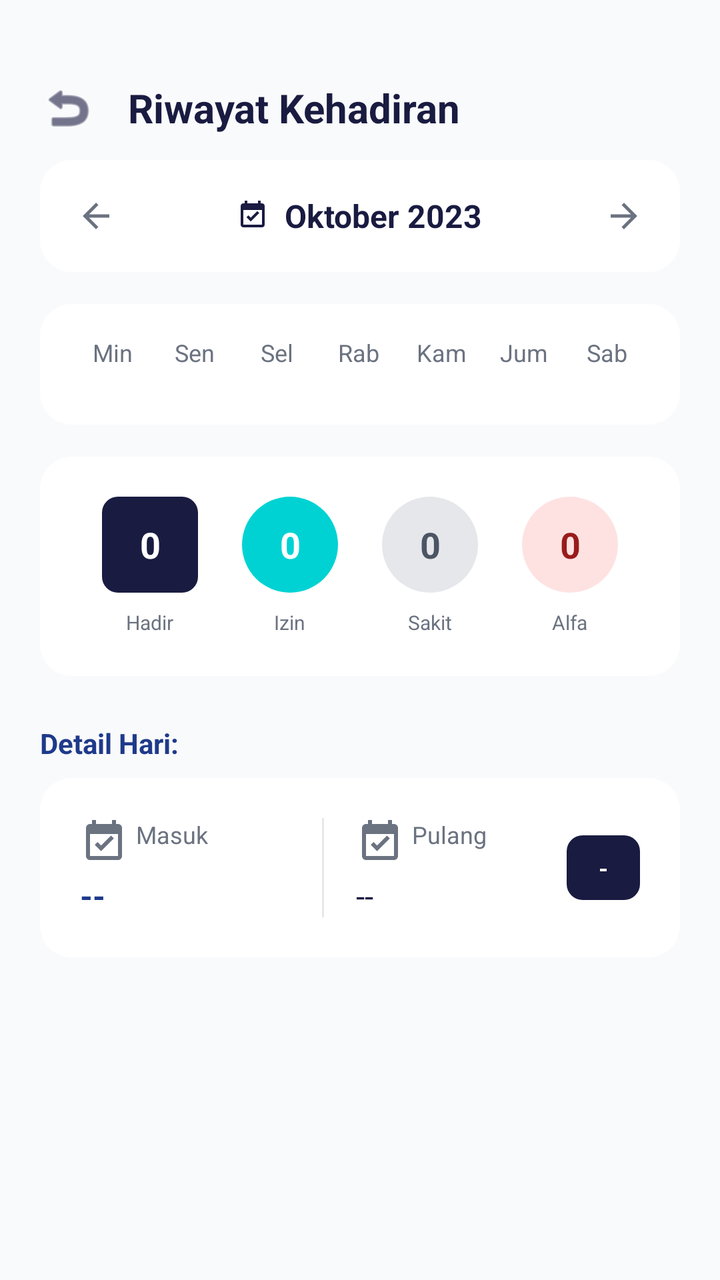
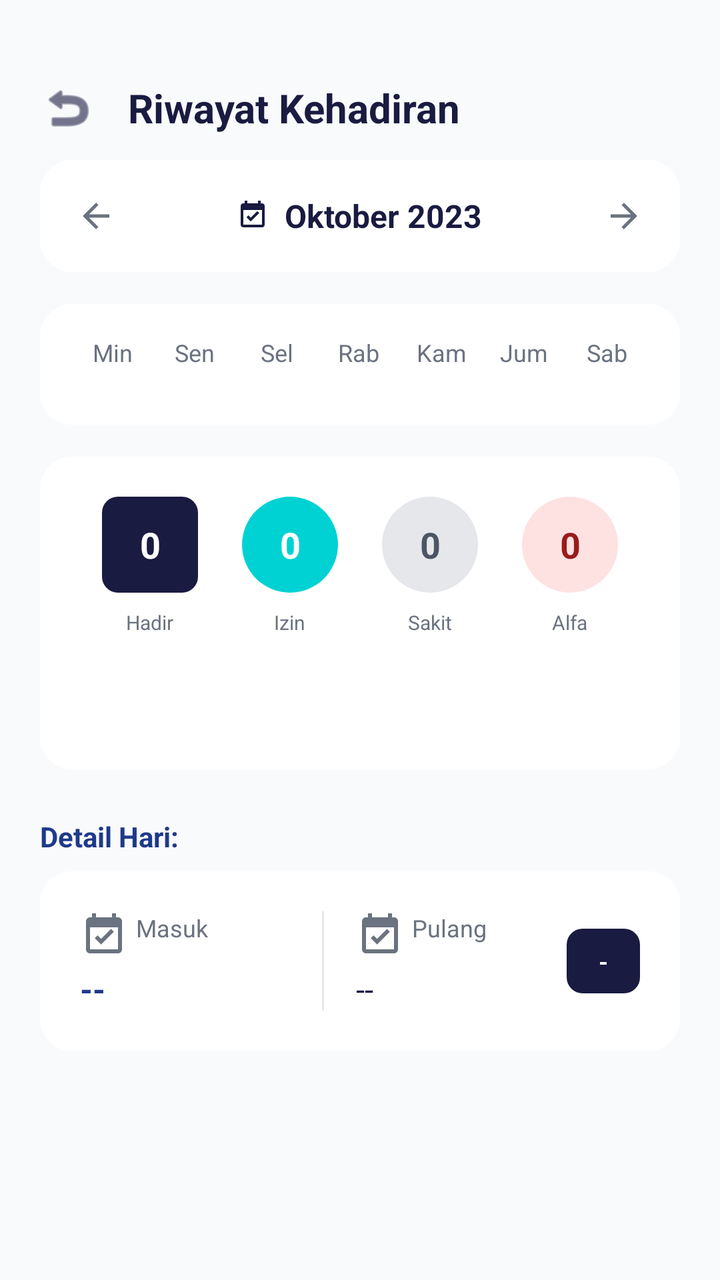

Screens rendered from an Android XML layout before and after an edit, with the pre-edit source and the edit as a unified diff.
<!-- AndroidManifest.xml: application theme Theme.AppCompat.Light.NoActionBar -->
<!-- res/layout/activity_rekap.xml -->
<?xml version="1.0" encoding="utf-8"?>
<androidx.constraintlayout.widget.ConstraintLayout xmlns:android="http://schemas.android.com/apk/res/android"
    xmlns:app="http://schemas.android.com/apk/res-auto"
    android:layout_width="match_parent"
    android:layout_height="match_parent"
    android:background="#F9FAFB">

    <LinearLayout
        android:id="@+id/titleLayout"
        android:layout_width="match_parent"
        android:layout_height="wrap_content"
        android:orientation="horizontal"
        android:paddingHorizontal="20dp"
        android:paddingTop="40dp"
        android:paddingBottom="12dp"
        android:gravity="center_vertical"
        app:layout_constraintTop_toTopOf="parent"
        app:layout_constraintStart_toStartOf="parent"
        app:layout_constraintEnd_toEndOf="parent">

        <ImageView
            android:id="@+id/btnBackRekap"
            android:layout_width="28dp"
            android:layout_height="28dp"
            android:src="@android:drawable/ic_menu_revert"
            app:tint="#1A1B41"
            android:background="?attr/selectableItemBackgroundBorderless"/>

        <TextView
            android:layout_width="wrap_content"
            android:layout_height="wrap_content"
            android:text="Riwayat Kehadiran"
            android:textColor="#1A1B41"
            android:textSize="20sp"
            android:textStyle="bold"
            android:layout_marginStart="16dp" />
    </LinearLayout>

    <androidx.core.widget.NestedScrollView
        android:layout_width="match_parent"
        android:layout_height="0dp"
        android:clipToPadding="false"
        android:paddingBottom="24dp"
        app:layout_constraintTop_toBottomOf="@id/titleLayout"
        app:layout_constraintBottom_toBottomOf="parent">

        <LinearLayout
            android:layout_width="match_parent"
            android:layout_height="wrap_content"
            android:orientation="vertical"
            android:paddingHorizontal="20dp">

            
            <androidx.cardview.widget.CardView
                android:layout_width="match_parent"
                android:layout_height="wrap_content"
                android:layout_marginBottom="16dp"
                app:cardCornerRadius="16dp"
                app:cardElevation="0dp">

                <LinearLayout
                    android:layout_width="match_parent"
                    android:layout_height="wrap_content"
                    android:orientation="horizontal"
                    android:padding="16dp"
                    android:background="#FFFFFF"
                    android:gravity="center">

                    <ImageView
                        android:id="@+id/btnPrevMonth"
                        android:layout_width="24dp"
                        android:layout_height="24dp"
                        android:src="@drawable/ic_baseline_arrow_back_24"
                        android:background="?attr/selectableItemBackgroundBorderless"
                        android:padding="2dp"
                        app:tint="#6B7280" />

                    <LinearLayout
                        android:layout_width="0dp"
                        android:layout_weight="1"
                        android:layout_height="wrap_content"
                        android:gravity="center"
                        android:orientation="horizontal">
                        <ImageView
                            android:layout_width="16dp"
                            android:layout_height="16dp"
                            android:src="@drawable/ic_modern_presensi"
                            app:tint="#1A1B41"
                            android:layout_marginEnd="8dp"/>
                        <TextView
                            android:id="@+id/tvMonthYear"
                            android:layout_width="wrap_content"
                            android:layout_height="wrap_content"
                            android:text="Oktober 2023"
                            android:textColor="#1A1B41"
                            android:textStyle="bold"
                            android:textSize="16sp"/>
                    </LinearLayout>

                    <ImageView
                        android:id="@+id/btnNextMonth"
                        android:layout_width="24dp"
                        android:layout_height="24dp"
                        android:src="@drawable/ic_baseline_arrow_back_24"
                        android:rotation="180"
                        android:background="?attr/selectableItemBackgroundBorderless"
                        android:padding="2dp"
                        app:tint="#6B7280" />
                </LinearLayout>
            </androidx.cardview.widget.CardView>

            
            <androidx.cardview.widget.CardView
                android:layout_width="match_parent"
                android:layout_height="wrap_content"
                android:layout_marginBottom="16dp"
                app:cardCornerRadius="16dp"
                app:cardElevation="0dp">

                <LinearLayout
                    android:layout_width="match_parent"
                    android:layout_height="wrap_content"
                    android:orientation="vertical"
                    android:padding="16dp"
                    android:background="#FFFFFF">

                    
                    <LinearLayout
                        android:layout_width="match_parent"
                        android:layout_height="wrap_content"
                        android:orientation="horizontal"
                        android:weightSum="7"
                        android:layout_marginBottom="12dp">
                        <TextView android:layout_width="0dp" android:layout_weight="1" android:layout_height="wrap_content" android:text="Min" android:gravity="center" android:textSize="12sp" android:textColor="#6B7280"/>
                        <TextView android:layout_width="0dp" android:layout_weight="1" android:layout_height="wrap_content" android:text="Sen" android:gravity="center" android:textSize="12sp" android:textColor="#6B7280"/>
                        <TextView android:layout_width="0dp" android:layout_weight="1" android:layout_height="wrap_content" android:text="Sel" android:gravity="center" android:textSize="12sp" android:textColor="#6B7280"/>
                        <TextView android:layout_width="0dp" android:layout_weight="1" android:layout_height="wrap_content" android:text="Rab" android:gravity="center" android:textSize="12sp" android:textColor="#6B7280"/>
                        <TextView android:layout_width="0dp" android:layout_weight="1" android:layout_height="wrap_content" android:text="Kam" android:gravity="center" android:textSize="12sp" android:textColor="#6B7280"/>
                        <TextView android:layout_width="0dp" android:layout_weight="1" android:layout_height="wrap_content" android:text="Jum" android:gravity="center" android:textSize="12sp" android:textColor="#6B7280"/>
                        <TextView android:layout_width="0dp" android:layout_weight="1" android:layout_height="wrap_content" android:text="Sab" android:gravity="center" android:textSize="12sp" android:textColor="#6B7280"/>
                    </LinearLayout>

                    
                    <androidx.recyclerview.widget.RecyclerView
                        android:id="@+id/rvCalendar"
                        android:layout_width="match_parent"
                        android:layout_height="wrap_content"
                        android:nestedScrollingEnabled="false"
                        app:layoutManager="androidx.recyclerview.widget.GridLayoutManager"
                        app:spanCount="7" />
                </LinearLayout>
            </androidx.cardview.widget.CardView>

            
            <androidx.cardview.widget.CardView
                android:layout_width="match_parent"
                android:layout_height="wrap_content"
                android:layout_marginBottom="24dp"
                app:cardCornerRadius="16dp"
                app:cardElevation="0dp">

                <LinearLayout
                    android:layout_width="match_parent"
                    android:layout_height="wrap_content"
                    android:orientation="horizontal"
                    android:padding="20dp"
                    android:background="#FFFFFF"
                    android:weightSum="4">

                    
                    <LinearLayout
                        android:layout_width="0dp"
                        android:layout_weight="1"
                        android:layout_height="wrap_content"
                        android:gravity="center"
                        android:orientation="vertical">
                        <TextView
                            android:id="@+id/tvTotalHadir"
                            android:layout_width="48dp"
                            android:layout_height="48dp"
                            android:text="0"
                            android:textColor="#FFFFFF"
                            android:textStyle="bold"
                            android:textSize="18sp"
                            android:gravity="center"
                            android:background="@drawable/bg_calendar_day_selected"/>
                        <TextView
                            android:layout_width="wrap_content"
                            android:layout_height="wrap_content"
                            android:text="Hadir"
                            android:textSize="10sp"
                            android:textColor="#6B7280"
                            android:layout_marginTop="8dp"/>
                    </LinearLayout>

                    
                    <LinearLayout
                        android:layout_width="0dp"
                        android:layout_weight="1"
                        android:layout_height="wrap_content"
                        android:gravity="center"
                        android:orientation="vertical">
                        <TextView
                            android:id="@+id/tvTotalIzin"
                            android:layout_width="48dp"
                            android:layout_height="48dp"
                            android:text="0"
                            android:textColor="#FFFFFF"
                            android:textStyle="bold"
                            android:textSize="18sp"
                            android:gravity="center"
                            android:background="@drawable/bg_icon_circle"
                            android:backgroundTint="#00D2D3"/>
                        <TextView
                            android:layout_width="wrap_content"
                            android:layout_height="wrap_content"
                            android:text="Izin"
                            android:textSize="10sp"
                            android:textColor="#6B7280"
                            android:layout_marginTop="8dp"/>
                    </LinearLayout>

                    
                    <LinearLayout
                        android:layout_width="0dp"
                        android:layout_weight="1"
                        android:layout_height="wrap_content"
                        android:gravity="center"
                        android:orientation="vertical">
                        <TextView
                            android:id="@+id/tvTotalSakit"
                            android:layout_width="48dp"
                            android:layout_height="48dp"
                            android:text="0"
                            android:textColor="#4B5563"
                            android:textStyle="bold"
                            android:textSize="18sp"
                            android:gravity="center"
                            android:background="@drawable/bg_icon_circle"
                            android:backgroundTint="#E5E7EB"/>
                        <TextView
                            android:layout_width="wrap_content"
                            android:layout_height="wrap_content"
                            android:text="Sakit"
                            android:textSize="10sp"
                            android:textColor="#6B7280"
                            android:layout_marginTop="8dp"/>
                    </LinearLayout>

                    
                    <LinearLayout
                        android:layout_width="0dp"
                        android:layout_weight="1"
                        android:layout_height="wrap_content"
                        android:gravity="center"
                        android:orientation="vertical">
                        <TextView
                            android:id="@+id/tvTotalAlpha"
                            android:layout_width="48dp"
                            android:layout_height="48dp"
                            android:text="0"
                            android:textColor="#991B1B"
                            android:textStyle="bold"
                            android:textSize="18sp"
                            android:gravity="center"
                            android:background="@drawable/bg_icon_circle"
                            android:backgroundTint="#FEE2E2"/>
                        <TextView
                            android:layout_width="wrap_content"
                            android:layout_height="wrap_content"
                            android:text="Alfa"
                            android:textSize="10sp"
                            android:textColor="#6B7280"
                            android:layout_marginTop="8dp"/>
                    </LinearLayout>
                </LinearLayout>
            </androidx.cardview.widget.CardView>

            
            <TextView
                android:id="@+id/tvDetailTitle"
                android:layout_width="wrap_content"
                android:layout_height="wrap_content"
                android:text="Detail Hari:"
                android:textColor="#1E3A8A"
                android:textSize="14sp"
                android:textStyle="bold"
                android:layout_marginBottom="8dp"/>

            
            <androidx.cardview.widget.CardView
                android:layout_width="match_parent"
                android:layout_height="wrap_content"
                app:cardCornerRadius="16dp"
                app:cardElevation="0dp">

                <LinearLayout
                    android:layout_width="match_parent"
                    android:layout_height="wrap_content"
                    android:orientation="horizontal"
                    android:background="#FFFFFF"
                    android:padding="20dp"
                    android:gravity="center_vertical">

                    <LinearLayout
                        android:layout_width="0dp"
                        android:layout_weight="1"
                        android:layout_height="wrap_content"
                        android:orientation="vertical">
                        <TextView
                            android:layout_width="wrap_content"
                            android:layout_height="wrap_content"
                            android:text="Masuk"
                            android:textColor="#6B7280"
                            android:textSize="12sp"
                            app:drawableStartCompat="@drawable/ic_modern_presensi"
                            app:drawableTint="#6B7280"
                            android:drawablePadding="4dp"/>
                        <TextView
                            android:id="@+id/tvDetailMasuk"
                            android:layout_width="wrap_content"
                            android:layout_height="wrap_content"
                            android:text="--"
                            android:textColor="#1E3A8A"
                            android:textSize="16sp"
                            android:textStyle="bold"
                            android:layout_marginTop="4dp"/>
                    </LinearLayout>

                    <View
                        android:layout_width="1dp"
                        android:layout_height="match_parent"
                        android:background="#E5E7EB"
                        android:layout_marginHorizontal="16dp"/>

                    <LinearLayout
                        android:layout_width="0dp"
                        android:layout_weight="1"
                        android:layout_height="wrap_content"
                        android:orientation="vertical">
                        <TextView
                            android:layout_width="wrap_content"
                            android:layout_height="wrap_content"
                            android:text="Pulang"
                            android:textColor="#6B7280"
                            android:textSize="12sp"
                            app:drawableStartCompat="@drawable/ic_modern_presensi"
                            app:drawableTint="#6B7280"
                            android:drawablePadding="4dp"/>
                        <TextView
                            android:id="@+id/tvDetailPulang"
                            android:layout_width="wrap_content"
                            android:layout_height="wrap_content"
                            android:text="--"
                            android:textColor="#1A1B41"
                            android:textSize="16sp"
                            android:layout_marginTop="4dp"/>
                    </LinearLayout>

                    <TextView
                        android:id="@+id/tvDetailStatusBadge"
                        android:layout_width="wrap_content"
                        android:layout_height="wrap_content"
                        android:text="-"
                        android:textColor="#FFFFFF"
                        android:textSize="12sp"
                        android:textStyle="bold"
                        android:paddingHorizontal="16dp"
                        android:paddingVertical="8dp"
                        android:background="@drawable/bg_calendar_day_selected"/>
                </LinearLayout>
            </androidx.cardview.widget.CardView>
        </LinearLayout>
    </androidx.core.widget.NestedScrollView>


    
</androidx.constraintlayout.widget.ConstraintLayout>
<!-- resources referenced by this layout -->
<resources>
  <!-- drawable bg_calendar_day_selected (drawable) -->
  <?xml version="1.0" encoding="utf-8"?>
  <shape xmlns:android="http://schemas.android.com/apk/res/android" android:shape="rectangle">
      <solid android:color="#1A1B41" />
      <corners android:radius="8dp" />
  </shape>
  <!-- drawable bg_icon_circle (drawable) -->
  ﻿<?xml version="1.0" encoding="utf-8"?>
  <shape xmlns:android="http://schemas.android.com/apk/res/android"
      android:shape="oval">
      <solid android:color="#FFFFFF" />
  </shape>
  <!-- drawable ic_baseline_arrow_back_24 (drawable) -->
  <vector xmlns:android="http://schemas.android.com/apk/res/android"
      android:width="24dp"
      android:height="24dp"
      android:viewportWidth="24"
      android:viewportHeight="24">
    <path
        android:fillColor="#FF000000"
        android:pathData="M20,11H7.83l5.59,-5.59L12,4l-8,8 8,8 1.41,-1.41L7.83,13H20v-2z"/>
  </vector>
  <!-- drawable ic_modern_presensi (drawable) -->
  <vector xmlns:android="http://schemas.android.com/apk/res/android"
      android:width="24dp"
      android:height="24dp"
      android:viewportWidth="24"
      android:viewportHeight="24">
    <path
        android:fillColor="@android:color/white"
        android:pathData="M19,3h-1V1h-2v2H8V1H6v2H5c-1.11,0 -1.99,0.9 -1.99,2L3,19c0,1.1 0.89,2 2,2h14c1.1,0 2,-0.9 2,-2V5c0,-1.1 -0.9,-2 -2,-2zm0,16H5V8h14v11zm-8.44,-2.42l-3.18,-3.18 1.41,-1.41 1.77,1.76 4.95,-4.94 1.41,1.4 -6.36,6.37z"/>
  </vector>
</resources>

<!-- the commit's change to res/layout/activity_rekap.xml (unified diff, before → after) -->
@@ -273,6 +273,33 @@
                             android:textColor="#6B7280"
                             android:layout_marginTop="8dp"/>
                     </LinearLayout>
+
+                    
+                    <LinearLayout
+                        android:layout_width="0dp"
+                        android:layout_weight="1"
+                        android:layout_height="wrap_content"
+                        android:gravity="center"
+                        android:orientation="vertical">
+                        <TextView
+                            android:id="@+id/tvTotalTerlambat"
+                            android:layout_width="48dp"
+                            android:layout_height="48dp"
+                            android:text="0m"
+                            android:textColor="#B45309"
+                            android:textStyle="bold"
+                            android:textSize="14sp"
+                            android:gravity="center"
+                            android:background="@drawable/bg_icon_circle"
+                            android:backgroundTint="#FEF3C7"/>
+                        <TextView
+                            android:layout_width="wrap_content"
+                            android:layout_height="wrap_content"
+                            android:text="Telat"
+                            android:textSize="10sp"
+                            android:textColor="#6B7280"
+                            android:layout_marginTop="8dp"/>
+                    </LinearLayout>
                 </LinearLayout>
             </androidx.cardview.widget.CardView>
 
